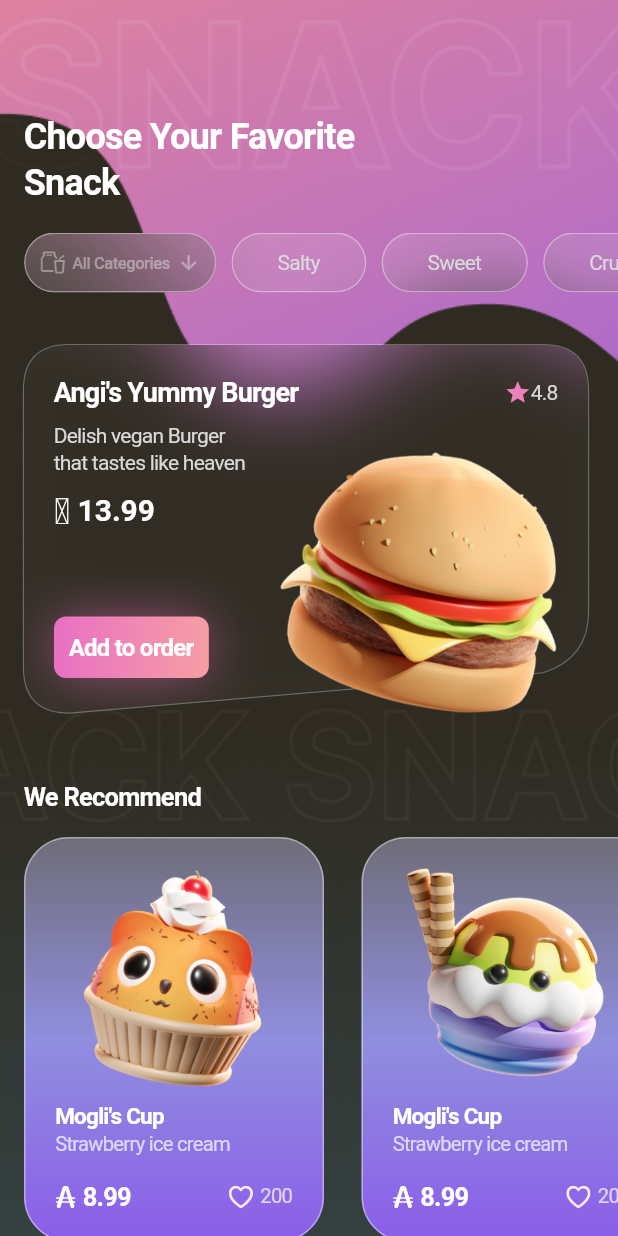
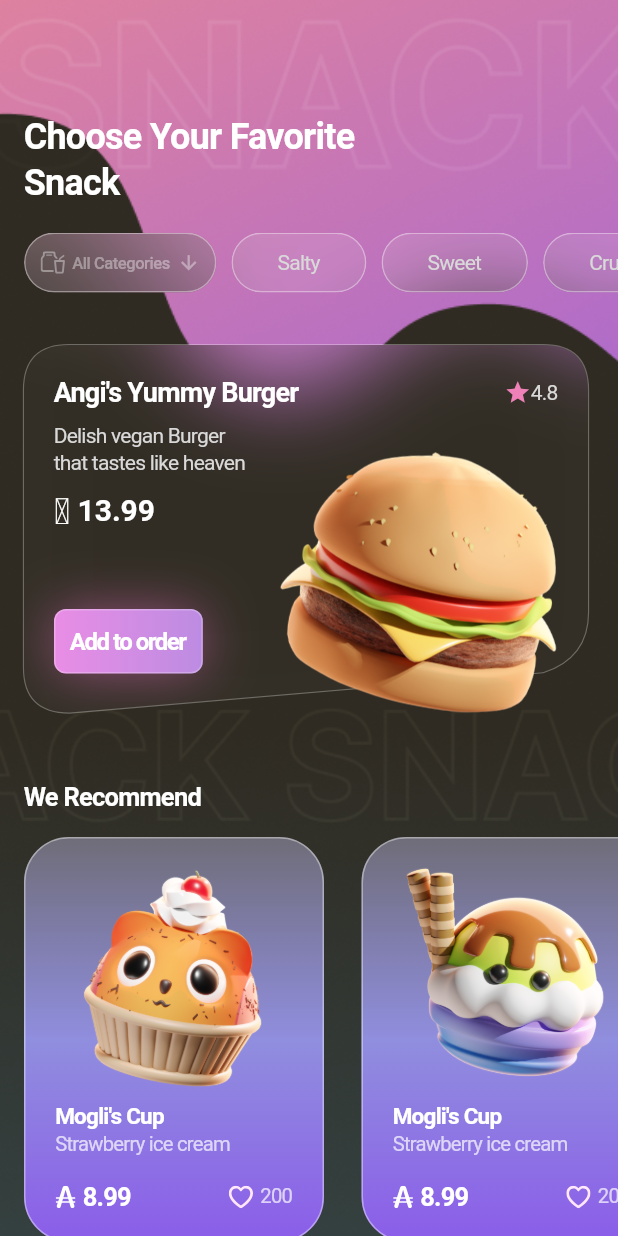
Before and after one commit to appkarsten/snacky, a Flutter app: the screen it shows after launch, after a tap on "Order Now", on a phone screen of 412 x 824 dp. Run offline on Flutter 3.47's test engine with Material 3 defaults, Android fonts, the light colour scheme and no system bars; our stand-ins replace flutter_svg, vector_graphics.

Commit message:
simple design adjustment

```diff
--- a/lib/snack/glossy_card.dart
+++ b/lib/snack/glossy_card.dart
@@ -138,7 +138,7 @@ class GlossyCardHome extends StatelessWidget {
                           ),
                         ),
                         Padding(
-                          padding: const EdgeInsets.only(top: 55),
+                          padding: const EdgeInsets.only(top: 50),
                           child: StyledButtonHome(text: 'Add to order'),
                         ),
                       ],
--- a/lib/snack/styled_button.dart
+++ b/lib/snack/styled_button.dart
@@ -19,7 +19,10 @@ class StyledButton extends StatelessWidget {
           gradient: LinearGradient(
             colors: [Color(0xFFE970C4), Color(0xFFF69EA3)],
           ),
-            borderRadius: BorderRadius.circular(8)),
+          borderRadius: BorderRadius.circular(8),
+          border: Border.all(color: Colors.white24),
+          //bocolor: Colors.white),
+        ),
         child: Padding(
           padding: const EdgeInsets.fromLTRB(50, 10, 50, 10),
           child: Text(
@@ -51,7 +54,9 @@ class StyledButtonDetail extends StatelessWidget {
           gradient: LinearGradient(
             colors: [Color(0xFFE970C4), Color(0xFFF69EA3)],
           ),
-            borderRadius: BorderRadius.circular(8)),
+          borderRadius: BorderRadius.circular(8),
+          border: Border.all(color: Colors.white24),
+        ),
         child: Padding(
           padding: const EdgeInsets.symmetric(vertical: 10),
           child: Center(
@@ -84,15 +89,21 @@ class StyledButtonHome extends StatelessWidget {
             ),
           ],
           gradient: LinearGradient(
-              colors: [Color(0xFFE970C4), Color(0xFFF69EA3)],
+            colors: [Color(0xFFE98DE5), Color(0xFFBC8CE2)],
           ),
-            borderRadius: BorderRadius.circular(8)),
+          borderRadius: BorderRadius.circular(8),
+          border: Border.all(color: Colors.white24),
+        ),
         child: Padding(
           padding: const EdgeInsets.fromLTRB(10, 10, 10, 10),
           child: Text(
             text,
             style: TextStyle(
-                color: Colors.white, fontWeight: FontWeight.bold, fontSize: 16),
+              color: Colors.white,
+              fontWeight: FontWeight.bold,
+              fontSize: 16,
+              letterSpacing: -1,
+            ),
           ),
         ));
   }
```
Lines whose indentation alone changed are shown as unchanged.
